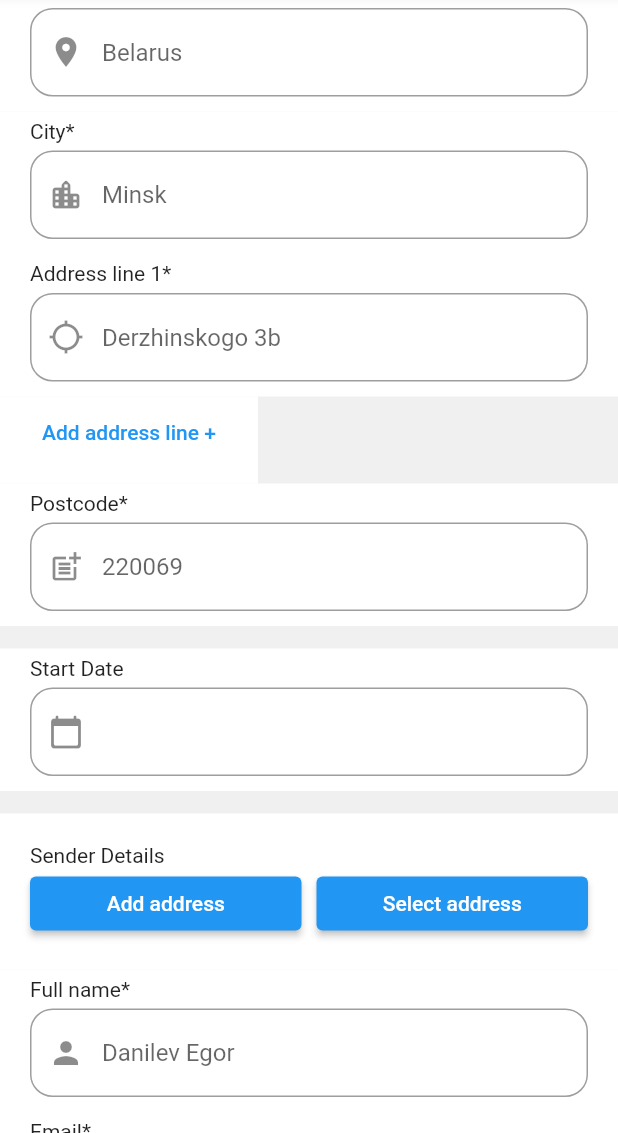
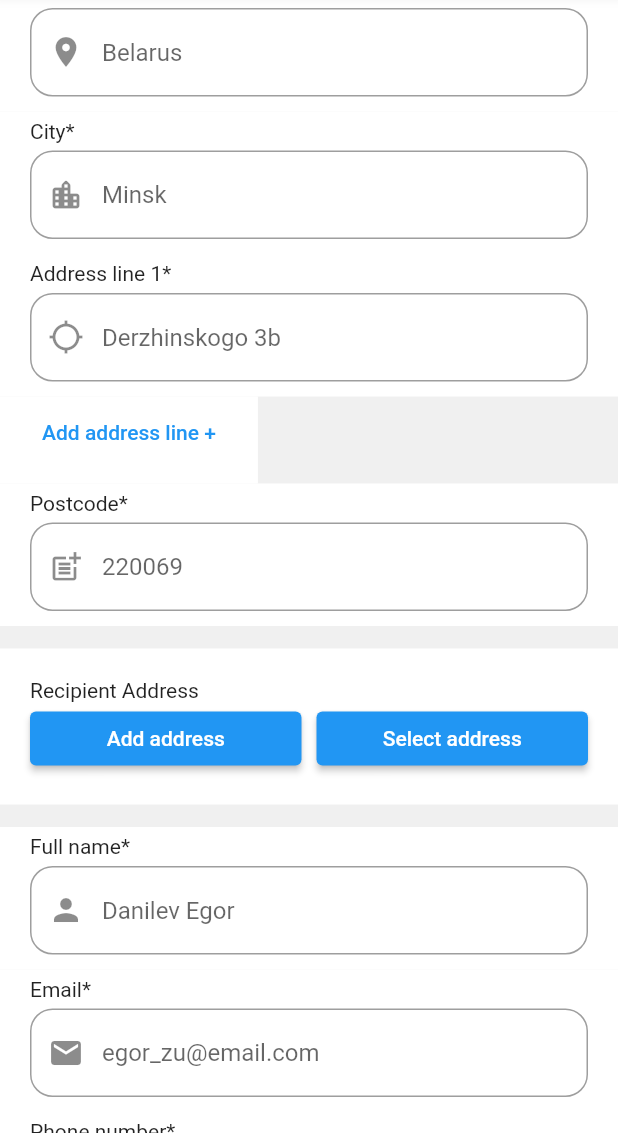
Before and after one commit to soundzenn/test_app, a Flutter app: the screen it shows after launch, scrolled down 576 dp, on a phone screen of 412 x 824 dp, the part 103-1236 px from its top. Run offline on Flutter 3.47's test engine with Material 2 defaults, Android fonts, the phone set to English and light mode, and no system bars; drawn by our look-alikes of datetime_picker_formfield.

Commit message:
new version

```diff
--- a/lib/screens/order_screen.dart
+++ b/lib/screens/order_screen.dart
@@ -1,10 +1,13 @@
 import 'package:flutter/material.dart';
+import 'package:test_app/main.dart';
 import 'package:test_app/widgets/app_bar.dart';
 import 'package:test_app/widgets/date_selector.dart';
 import 'package:test_app/widgets/divider_widget.dart';
 import 'package:test_app/widgets/recipient_address.dart';
+import 'package:test_app/widgets/searchbar.dart';
 import 'package:test_app/widgets/selector_widget.dart';
 import 'package:test_app/widgets/sender_details.dart';
+import 'package:test_app/widgets/sender_info_button.dart';
 import 'package:test_app/widgets/textfield.dart';
 
 class OrderScreen extends StatefulWidget {
@@ -55,6 +58,11 @@ class _OrderScreenState extends State<OrderScreen> {
                       ),
                     ),
                   ),
+                  SelectorWidget(
+                    button1Text: 'Add address',
+                    button2Text: 'Select address',
+                    label: 'Sender Details',
+                  ),
                   SenderDetails(),
                   ListView.builder(
                     physics: const NeverScrollableScrollPhysics(),
@@ -81,6 +89,11 @@ class _OrderScreenState extends State<OrderScreen> {
                     hintText: '220069',
                   ),
                   SizedBox(height: 15),
+                  SelectorWidget(
+                    button1Text: 'Add address',
+                    button2Text: 'Select address',
+                    label: 'Recipient Address',
+                  ),
                   RecipientAddress(),
                   ListView.builder(
                     physics: const NeverScrollableScrollPhysics(),
@@ -116,6 +129,8 @@ class _OrderScreenState extends State<OrderScreen> {
                       )),
                     ),
                   ),
+                  AddressButton(),
+                  CustomSearchBar(),
                 ],
               ),
             )
--- a/lib/widgets/recipient_address.dart
+++ b/lib/widgets/recipient_address.dart
@@ -1,7 +1,6 @@
 import 'package:flutter/material.dart';
-import 'package:test_app/widgets/date_selector.dart';
 import 'package:test_app/widgets/divider_widget.dart';
-import 'package:test_app/widgets/selector_widget.dart';
+// import 'package:test_app/widgets/selector_widget.dart';
 import 'package:test_app/widgets/textfield.dart';
 
 class RecipientAddress extends StatelessWidget {
@@ -11,13 +10,12 @@ class RecipientAddress extends StatelessWidget {
   Widget build(BuildContext context) {
     return Column(
       children: [
-        LabeledDateField(label: 'Start Date'),
         SizedBox(height: 15),
-        SelectorWidget(
-          button1Text: 'Add address',
-          button2Text: 'Select address',
-          label: 'Sender Details',
-        ),
+        // SelectorWidget(
+        //   button1Text: 'Add address',
+        //   button2Text: 'Select address',
+        //   label: 'Sender Details',
+        // ),
         LabeledTextField(
           label: 'Full name*',
           icon: Icon(Icons.person),
@@ -46,6 +44,5 @@ class RecipientAddress extends StatelessWidget {
         ),
       ],
     );
-    ;
   }
 }
--- a/lib/widgets/selector_widget.dart
+++ b/lib/widgets/selector_widget.dart
@@ -1,6 +1,6 @@
 import 'package:flutter/material.dart';
 
-class SelectorWidget extends StatelessWidget {
+class SelectorWidget extends StatefulWidget {
   final String label;
   final String button1Text;
   final String button2Text;
@@ -12,6 +12,11 @@ class SelectorWidget extends StatelessWidget {
   });
 
   @override
+  State<SelectorWidget> createState() => _SelectorWidgetState();
+}
+
+class _SelectorWidgetState extends State<SelectorWidget> {
+  @override
   Widget build(BuildContext context) {
     return Container(
       padding: EdgeInsets.all(20),
@@ -19,18 +24,18 @@ class SelectorWidget extends StatelessWidget {
       child: Column(
         crossAxisAlignment: CrossAxisAlignment.start,
         children: [
-          Text(label),
+          Text(widget.label),
           Row(
             children: [
               Expanded(
                   child: ElevatedButton(
-                child: Text(button1Text),
+                child: Text(widget.button1Text),
                 onPressed: () {},
               )),
               SizedBox(width: 10),
               Expanded(
                   child: ElevatedButton(
-                child: Text(button2Text),
+                child: Text(widget.button2Text),
                 onPressed: () {},
               )),
             ],
--- a/lib/widgets/sender_details.dart
+++ b/lib/widgets/sender_details.dart
@@ -1,7 +1,7 @@
 import 'package:flutter/material.dart';
 import 'package:test_app/widgets/date_selector.dart';
 import 'package:test_app/widgets/divider_widget.dart';
-import 'package:test_app/widgets/selector_widget.dart';
+// import 'package:test_app/widgets/selector_widget.dart';
 import 'package:test_app/widgets/textfield.dart';
 
 class SenderDetails extends StatelessWidget {
@@ -13,11 +13,11 @@ class SenderDetails extends StatelessWidget {
       children: [
         LabeledDateField(label: 'Start Date'),
         SizedBox(height: 15),
-        SelectorWidget(
-          button1Text: 'Add address',
-          button2Text: 'Select address',
-          label: 'Sender Details',
-        ),
+        // SelectorWidget(
+        //   button1Text: 'Add address',
+        //   button2Text: 'Select address',
+        //   label: 'Sender Details',
+        // ),
         LabeledTextField(
           label: 'Full name*',
           icon: Icon(Icons.person),
@@ -46,6 +46,5 @@ class SenderDetails extends StatelessWidget {
         ),
       ],
     );
-    ;
   }
 }
--- a/pubspec.yaml
+++ b/pubspec.yaml
@@ -36,6 +36,7 @@ dependencies:
   # Use with the CupertinoIcons class for iOS style icons.
   cupertino_icons: ^1.0.2
   datetime_picker_formfield: ^2.0.1
+  provider: ^6.0.5
 
 dev_dependencies:
   flutter_test:
```
Also changed, not shown: lib/widgets/routing/address_selection.dart (added, +10 -0 lines), lib/widgets/searchbar.dart (added, +32 -0 lines), lib/widgets/sender_info_button.dart (added, +32 -0 lines), pubspec.lock.
